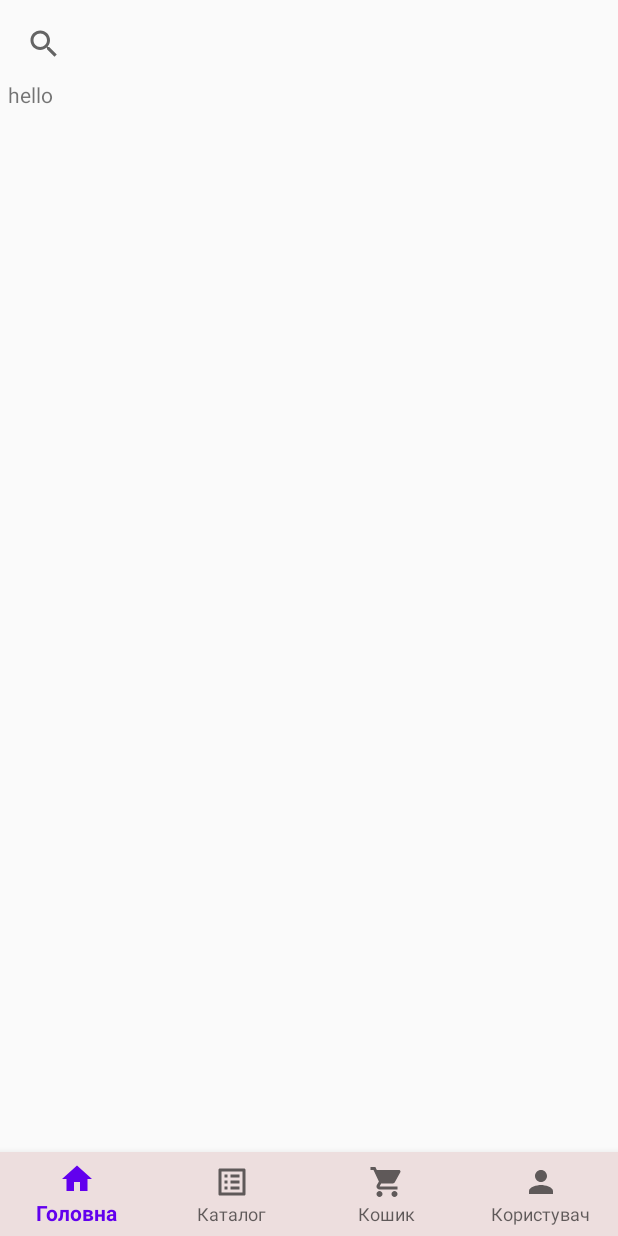
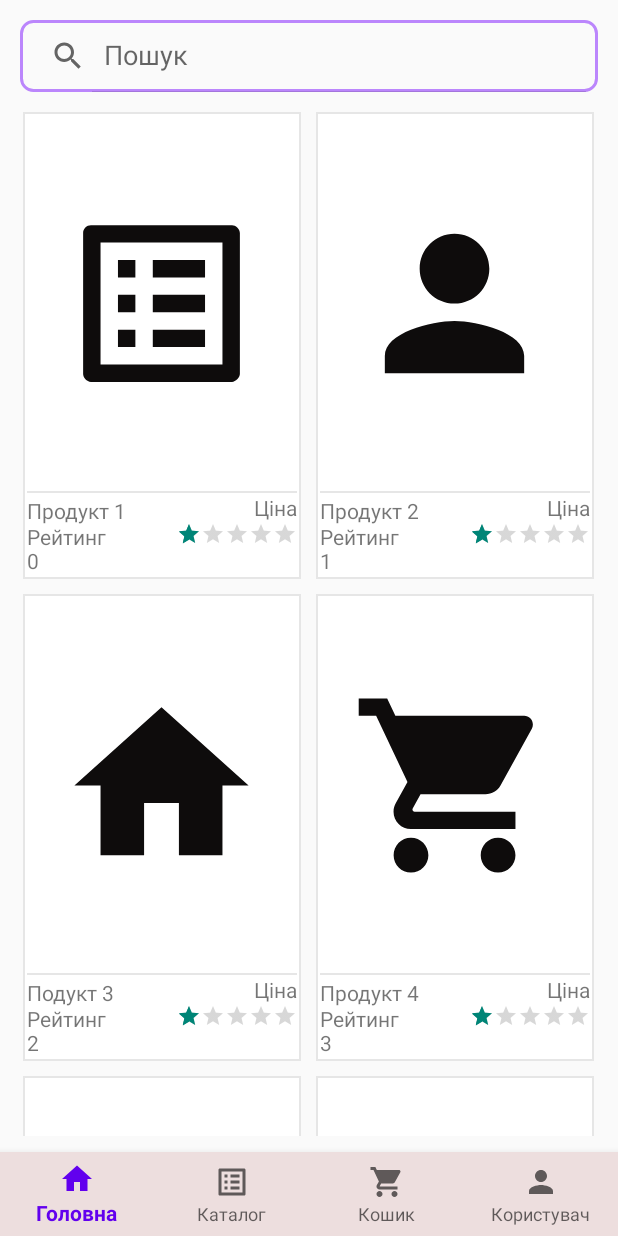
Before and after one commit to Yura2021/Trading_platform001, an Android app: the screen it shows after launch (MainActivity), on a phone screen of 412 x 824 dp. Run offline under Robolectric (Android 15) with nearby library versions, the phone set to English and light mode, and no system bars.

Commit message:
Add authorization backend add GridView and Search View v1

```diff
--- a/app/src/main/java/com/example/trading_platform001/HomeFragment.java
+++ b/app/src/main/java/com/example/trading_platform001/HomeFragment.java
@@ -4,14 +4,18 @@ import android.os.Bundle;
 import android.view.LayoutInflater;
 import android.view.View;
 import android.view.ViewGroup;
-
+import android.widget.AdapterView;
+import android.widget.GridView;
+import android.widget.SearchView;
 import androidx.fragment.app.Fragment;
 
-/**
- * A simple {@link Fragment} subclass.
- * Use the {@link HomeFragment#newInstance} factory method to
- * create an instance of this fragment.
- */
+import com.example.trading_platform001.models.Product;
+import com.example.trading_platform001.models.ProductAdapter;
+
+import java.util.ArrayList;
+import java.util.List;
+
+
 public class HomeFragment extends Fragment  {
 
     // TODO: Rename parameter arguments, choose names that match
@@ -22,19 +26,15 @@ public class HomeFragment extends Fragment  {
     // TODO: Rename and change types of parameters
     private String mParam1;
     private String mParam2;
-
+    SearchView searchView;
+    GridView gridview;
+    ProductAdapter productAdapter;
+    private List<Product> listProduct;
     public HomeFragment() {
         // Required empty public constructor
     }
 
-    /**
-     * Use this factory method to create a new instance of
-     * this fragment using the provided parameters.
-     *
-     * @param param1 Parameter 1.
-     * @param param2 Parameter 2.
-     * @return A new instance of fragment HomeFragment.
-     */
+
     // TODO: Rename and change types and number of parameters
     public static HomeFragment newInstance(String param1, String param2) {
         HomeFragment fragment = new HomeFragment();
@@ -60,11 +60,67 @@ public class HomeFragment extends Fragment  {
     @Override
     public View onCreateView(LayoutInflater inflater, ViewGroup container,
                              Bundle savedInstanceState) {
-        // Inflate the layout for this fragment
-        return inflater.inflate(R.layout.fragment_home, container, false);
+        View view = inflater.inflate(R.layout.fragment_home, container, false);
+
+        listProduct = new ArrayList<>();
+        listProduct.add(new Product("Продукт 1",212,3,R.drawable.ic_main_catalog_btn_24));
+        listProduct.add(new Product("Продукт 2",112,5,R.drawable.ic_main_person_btn_24));
+        listProduct.add(new Product("Подукт 3",122,4,R.drawable.ic_main_home_btn_24));
+        listProduct.add(new Product("Продукт 4",312,1,R.drawable.ic_main_basket_btn_24));
+        listProduct.add(new Product("Продукт 5",152,3,R.drawable.ic_main_catalog_btn_24));
+        listProduct.add(new Product("Продукт 6",912,4.5,R.drawable.ic_main_person_btn_24));
+        listProduct.add(new Product("Продукт 7",142,2.5,R.drawable.ic_main_home_btn_24));
+        listProduct.add(new Product("Продукт 8",172,2,R.drawable.ic_main_basket_btn_24));
+        listProduct.add(new Product("Продукт 9",172,5,R.drawable.ic_main_catalog_btn_24));
+        listProduct.add(new Product("Продукт 10",172,5,R.drawable.ic_main_person_btn_24));
+        listProduct.add(new Product("Продукт 11",152,3.8,R.drawable.ic_main_catalog_btn_24));
+        listProduct.add(new Product("Продукт 12",272,5,R.drawable.ic_main_person_btn_24));
+        listProduct.add(new Product("Продукт 13",372,4.2,R.drawable.ic_main_home_btn_24));
+        listProduct.add(new Product("Продукт 14",672,2.8,R.drawable.ic_main_basket_btn_24));
+        listProduct.add(new Product("Продукт 15",192,5,R.drawable.ic_main_catalog_btn_24));
+        listProduct.add(new Product("Продукт 16",142,3.6,R.drawable.ic_main_person_btn_24));
+        listProduct.add(new Product("Продукт 17",1172,5,R.drawable.ic_main_home_btn_24));
+        listProduct.add(new Product("Продукт 18",1172,5,R.drawable.ic_main_basket_btn_24));
+
+        searchView = view.findViewById(R.id.svSearch);
+        searchView.clearFocus();
+        gridview =view.findViewById(R.id.grid_product);
+        productAdapter = new ProductAdapter(view.getContext(),listProduct);
+
+        //gridview.setOnItemClickListener(gridviewOnItemClickListener);
+        searchView.setOnQueryTextListener(new SearchView.OnQueryTextListener() {
+            @Override
+            public boolean onQueryTextSubmit(String query) {
+                return false;
+            }
+
+            @Override
+            public boolean onQueryTextChange(String newText) {
+                productAdapter.getFilter().filter(newText);
+                return true;
+            }
+        });
+
+        gridview.setAdapter(productAdapter);
+        return view;
     }
 
+    private GridView.OnItemClickListener gridviewOnItemClickListener = new GridView.OnItemClickListener() {
 
+        @Override
+        public void onItemClick(AdapterView<?> parent, View v, int position,
+                                long id) {
+            // TODO Auto-generated method stub
+/*
+            // Sending image id to FullScreenActivity
+            Intent i = new Intent(requireActivity(), FullImageActivity.class);
+            // passing array index
+            i.putExtra("id", position);
+            startActivity(i);
+            */
+
+        }
+    };
 
 
 }
--- a/app/src/main/java/com/example/trading_platform001/MainActivity.java
+++ b/app/src/main/java/com/example/trading_platform001/MainActivity.java
@@ -1,18 +1,22 @@
 package com.example.trading_platform001;
 
+import android.annotation.SuppressLint;
 import android.os.Bundle;
+import android.view.MenuItem;
 
-
+import androidx.annotation.NonNull;
 import androidx.appcompat.app.AppCompatActivity;
 import androidx.fragment.app.Fragment;
 import androidx.fragment.app.FragmentManager;
 import androidx.fragment.app.FragmentTransaction;
 
 import com.example.trading_platform001.databinding.ActivityMainBinding;
+import com.google.android.material.navigation.NavigationBarView;
 
 public class MainActivity extends AppCompatActivity  {
     ActivityMainBinding binding;
 
+    @SuppressLint("NonConstantResourceId")
     @Override
     protected void onCreate(Bundle savedInstanceState) {
         super.onCreate(savedInstanceState);
@@ -21,8 +25,9 @@ public class MainActivity extends AppCompatActivity  {
         binding = ActivityMainBinding.inflate(getLayoutInflater());
         setContentView(binding.getRoot());
         replaceFragment(new HomeFragment());
-        binding.bottomNavigationView.setOnItemSelectedListener(item -> {
-
+        binding.bottomNavigationView.setOnItemSelectedListener(new NavigationBarView.OnItemSelectedListener() {
+            @Override
+            public boolean onNavigationItemSelected(@NonNull MenuItem item) {
                 switch (item.getItemId()){
                     case R.id.home:
                         replaceFragment(new HomeFragment());
@@ -31,7 +36,8 @@ public class MainActivity extends AppCompatActivity  {
                         replaceFragment(new UserFragment());
                         break;
                 }
-            return true;
+                return false;
+            }
         });
 
     }
--- /dev/null
+++ b/app/src/main/java/com/example/trading_platform001/models/Product.java
@@ -0,0 +1,97 @@
+package com.example.trading_platform001.models;
+
+
+public class Product {
+    private int id;
+    private String name;
+    private String description;
+    private int Price;
+    private double rating;
+    private int category_id;
+    private int shop_id;
+    private int img_id;
+
+    public Product() {}
+
+    public Product(int id, String name, String description,double rating ,int price, int category_id, int shop_id, int img_id) {
+        this.id = id;
+        this.name = name;
+        this.description = description;
+        Price = price;
+        this.category_id = category_id;
+        this.shop_id = shop_id;
+        this.img_id = img_id;
+        this.rating = rating;
+    }
+
+    public Product(String name, int price, double rating,int img_id) {
+        this.name = name;
+        Price = price;
+        this.img_id = img_id;
+        this.rating = rating;
+    }
+
+    public int getId() {
+        return id;
+    }
+
+    public void setId(int id) {
+        this.id = id;
+    }
+
+    public String getName() {
+        return name;
+    }
+
+    public void setName(String name) {
+        this.name = name;
+    }
+
+    public String getDescription() {
+        return description;
+    }
+
+    public void setDescription(String description) {
+        this.description = description;
+    }
+
+    public int getPrice() {
+        return Price;
+    }
+
+    public void setPrice(int price) {
+        Price = price;
+    }
+
+    public int getCategory_id() {
+        return category_id;
+    }
+
+    public void setCategory_id(int category_id) {
+        this.category_id = category_id;
+    }
+
+    public int getShop_id() {
+        return shop_id;
+    }
+
+    public void setShop_id(int shop_id) {
+        this.shop_id = shop_id;
+    }
+
+    public int getImg_id() {
+        return img_id;
+    }
+
+    public void setImg_id(int img_id) {
+        this.img_id = img_id;
+    }
+
+    public double getRating() {
+        return rating;
+    }
+
+    public void setRating(double rating) {
+        this.rating = rating;
+    }
+}
--- /dev/null
+++ b/app/src/main/java/com/example/trading_platform001/models/ProductAdapter.java
@@ -0,0 +1,100 @@
+package com.example.trading_platform001.models;
+
+import android.content.Context;
+import android.view.LayoutInflater;
+import android.view.View;
+import android.view.ViewGroup;
+import android.widget.BaseAdapter;
+import android.widget.Filter;
+import android.widget.Filterable;
+import android.widget.ImageView;
+import android.widget.TextView;
+import com.example.trading_platform001.R;
+import java.util.ArrayList;
+import java.util.List;
+import java.util.Locale;
+
+public class ProductAdapter extends BaseAdapter implements Filterable {
+    Context context;
+    public List<Product> listProduct;
+    public final List<Product> dataListProduct;
+
+    public ProductAdapter(Context context,List<Product> listProduct) {
+        this.context = context;
+        this.listProduct = listProduct;
+        this.dataListProduct = listProduct;
+    }
+
+
+    @Override
+    public int getCount() {
+
+        return listProduct.size();
+    }
+
+    @Override
+    public Object getItem(int position) {
+        return listProduct.get(position);
+    }
+
+    @Override
+    public long getItemId(int position) {
+        return position;
+    }
+
+    @Override
+    public View getView(int position, View convertView, ViewGroup parent) {
+        // TODO Auto-generated method stub
+
+        View grid;
+        if (convertView == null) {
+            grid = new View(context);
+            LayoutInflater inflater = (LayoutInflater) context.getSystemService( Context.LAYOUT_INFLATER_SERVICE );
+            grid = inflater.inflate(R.layout.item_product, parent, false);
+        } else {
+            grid = convertView;
+        }
+
+        ImageView imageView =  grid.findViewById(R.id.imgProduct);
+        TextView textView =  grid.findViewById(R.id.tvNameProduct);
+        TextView textView2 =  grid.findViewById(R.id.tvIdProduct);
+        imageView.setImageResource(listProduct.get(position).getImg_id());
+        textView.setText(listProduct.get(position).getName());
+        textView2.setText(String.valueOf(position));
+
+        return grid;
+    }
+
+    @Override
+    public Filter getFilter() {
+        Filter filter = new Filter() {
+            @Override
+            protected FilterResults performFiltering(CharSequence constraint) {
+                FilterResults filterResults = new FilterResults();
+                if(constraint == null ||constraint.length() == 0){
+                    filterResults.count = dataListProduct.size();
+                    filterResults.values = dataListProduct;
+                }
+                else{
+                    String search = constraint.toString().toLowerCase();
+                    List<Product> resultData = new ArrayList<>();
+                    for (Product item:dataListProduct) {
+                        if(item.getName().toLowerCase(Locale.ROOT).contains(search)){
+                            resultData.add(item);
+                        }
+                        filterResults.count = resultData.size();
+                        filterResults.values = resultData;
+                    }
+                }
+                return filterResults;
+            }
+
+            @Override
+            protected void publishResults(CharSequence constraint, FilterResults results) {
+                listProduct = (List<Product>) results.values;
+                notifyDataSetChanged();
+            }
+        };
+        return filter;
+    }
+}
--- /dev/null
+++ b/app/src/main/res/drawable/search_view_bg.xml
@@ -0,0 +1,6 @@
+<?xml version="1.0" encoding="utf-8"?>
+<shape xmlns:android="http://schemas.android.com/apk/res/android">
+<corners android:radius="8dp"/>
+    <stroke android:color="@color/purple_200"
+        android:width="2dp"/>
+</shape>
--- a/app/src/main/res/layout/fragment_home.xml
+++ b/app/src/main/res/layout/fragment_home.xml
@@ -5,38 +5,46 @@
     android:layout_height="match_parent"
     android:gravity="center"
     tools:context=".HomeFragment">
+
     <SearchView
-        android:id="@+id/search_view1"
+        android:id="@+id/svSearch"
         android:layout_width="match_parent"
         android:layout_height="wrap_content"
+        android:layout_margin="8dp"
+        android:layout_marginStart="8dp"
+        android:layout_marginTop="8dp"
+        android:queryHint="Пошук"
+        android:layout_marginEnd="8dp"
+        android:background="@drawable/search_view_bg"
+        android:iconifiedByDefault="false"
         android:clickable="true"
-        android:focusable="true" />
+        android:focusable="true"
+        android:inputType="text" />
+    <androidx.recyclerview.widget.RecyclerView
+        android:layout_width="match_parent"
+        android:layout_height="match_parent" />
 
 <LinearLayout
-    android:layout_below="@id/search_view1"
+    android:layout_below="@id/svSearch"
     android:id="@+id/layout_grid1"
     android:layout_width="match_parent"
     android:layout_height="match_parent"
     android:layout_alignParentEnd="true"
     android:layout_alignParentStart="true"
     android:orientation="horizontal">
-
-    <TextView
-        android:id="@+id/info"
-        android:layout_width="fill_parent"
-        android:layout_height="wrap_content"
-        android:text="hello" />
     <GridView
-        android:id="@+id/grid_view1"
-        android:layout_margin="10dp"
+        android:id="@+id/grid_product"
         android:layout_width="match_parent"
-        android:layout_height="wrap_content"
-        android:columnWidth="90dp"
-        android:gravity="center"
+        android:layout_height="match_parent"
         android:horizontalSpacing="10dp"
         android:numColumns="2"
+        android:paddingBottom="5dp"
+        android:paddingLeft="10dp"
+        android:paddingRight="10dp"
+        android:paddingTop="5dp"
         android:stretchMode="columnWidth"
         android:verticalSpacing="10dp" />
+
 </LinearLayout>
 
 
--- /dev/null
+++ b/app/src/main/res/layout/item_product.xml
@@ -0,0 +1,80 @@
+<?xml version="1.0" encoding="utf-8"?>
+<LinearLayout
+    xmlns:android="http://schemas.android.com/apk/res/android"
+
+    android:layout_width="match_parent"
+    android:layout_height="wrap_content"
+    android:background="#e6e6e6"
+    android:orientation="vertical"
+    android:padding="1dp">
+
+    <LinearLayout
+        android:layout_width="match_parent"
+        android:layout_height="wrap_content"
+        android:background="#ffffff"
+        android:orientation="vertical"
+        android:padding="1.5dp">
+
+        <ImageView
+            android:id="@+id/imgProduct"
+            android:layout_width="150dp"
+            android:layout_height="250dp"
+            android:layout_gravity="top|center"
+            android:padding="5dp"
+            android:src="@drawable/ic_test_poduct_150"
+            android:contentDescription="@string/text_name" />
+
+        <View
+            android:layout_width="match_parent"
+            android:layout_height="1.5dp"
+            android:background="#e6e6e6" />
+
+        <RelativeLayout
+            android:layout_width="match_parent"
+            android:layout_height="wrap_content"
+            android:layout_gravity="bottom|center_horizontal">
+
+            <TextView
+                android:id="@+id/tvNameProduct"
+                android:layout_width="wrap_content"
+                android:layout_height="wrap_content"
+                android:layout_alignParentStart="true"
+                android:layout_toStartOf="@id/tvPriceProduct"
+                android:layout_alignParentTop="true"
+                android:layout_marginTop="2dp"
+                android:text="@string/text_name" />
+
+            <TextView
+                android:id="@+id/tvPriceProduct"
+                android:layout_width="wrap_content"
+                android:layout_height="wrap_content"
+                android:layout_alignParentTop="true"
+                android:layout_alignParentEnd="true"
+                android:text="@string/text_price" />
+
+            <TextView
+                android:id="@+id/tvRatingProduct"
+                android:layout_width="wrap_content"
+                android:layout_height="wrap_content"
+                android:layout_alignParentStart="true"
+                android:layout_below="@+id/tvPriceProduct"
+                android:text="@string/text_rating" />
+
+            <RatingBar
+                android:id="@+id/rbRating"
+                style="@style/Widget.AppCompat.RatingBar.Small"
+                android:layout_width="wrap_content"
+                android:layout_height="wrap_content"
+                android:layout_below="@+id/tvPriceProduct"
+                android:layout_alignParentEnd="true"
+                android:rating="1" />
+            <TextView
+                android:id="@+id/tvIdProduct"
+                android:layout_width="wrap_content"
+                android:layout_height="wrap_content"
+                android:layout_alignParentStart="true"
+                android:layout_below="@+id/rbRating"
+                android:text="ID" />
+        </RelativeLayout>
+    </LinearLayout>
+</LinearLayout>
--- a/app/src/main/res/values/strings.xml
+++ b/app/src/main/res/values/strings.xml
@@ -39,5 +39,8 @@
     <string name="text_btn_Exit">Вихід</string>
     <string name="cancel">Відміна</string>
     <string name="signin">Вхід</string>
+    <string name="content_descrp">TODO</string>
+    <string name="text_price">Ціна</string>
+    <string name="text_rating">Рейтинг</string>
 
 </resources>
```
Also changed, not shown: app/src/main/res/drawable/ic_test_poduct_150.png (added). Lines whose indentation alone changed are shown as unchanged.
